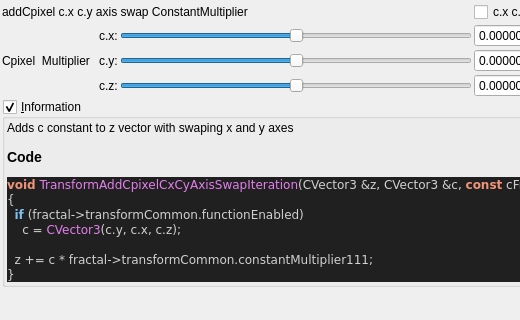
The window that mandelbulber2/qt_data/fractal_transf_add_Cpixel_CxCy_axis_swap.ui (buddhi1980/mandelbulber2) describes before a commit, drawn with Qt 5; both pictures show x 0 to 520 and y 0 to 320 of the 613 by 681 pixel window.
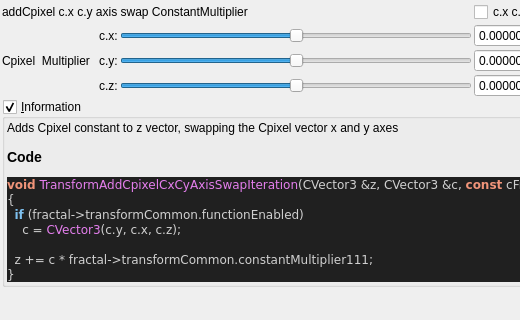
The same window after the commit. Custom widgets are drawn as their Qt base class.

What changed in the file:
```diff
--- a/mandelbulber2/qt_data/fractal_transf_add_Cpixel_CxCy_axis_swap.ui
+++ b/mandelbulber2/qt_data/fractal_transf_add_Cpixel_CxCy_axis_swap.ui
@@ -270,7 +270,7 @@
       <item>
        <widget class="QLabel" name="label_code_content">
         <property name="text">
-         <string>&lt;p&gt;Adds c constant to z vector with swaping x and y axes&lt;/p&gt;&lt;table&gt;
+         <string>&lt;p&gt;Adds Cpixel constant to z vector, swapping the Cpixel vector x and y axes&lt;/p&gt;&lt;table&gt;
 &lt;/table&gt;
 &lt;h3&gt;Code&lt;/h3&gt;
 &lt;!DOCTYPE HTML PUBLIC &quot;-//W3C//DTD HTML 4.0 Transitional//EN&quot;&gt;
```
